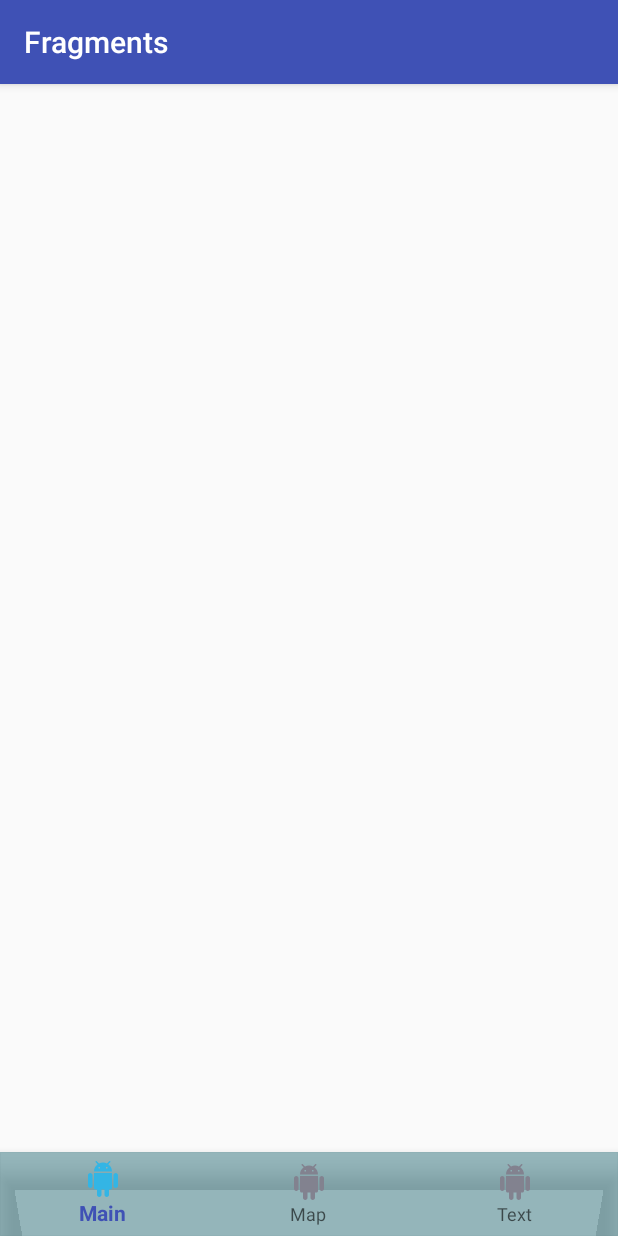
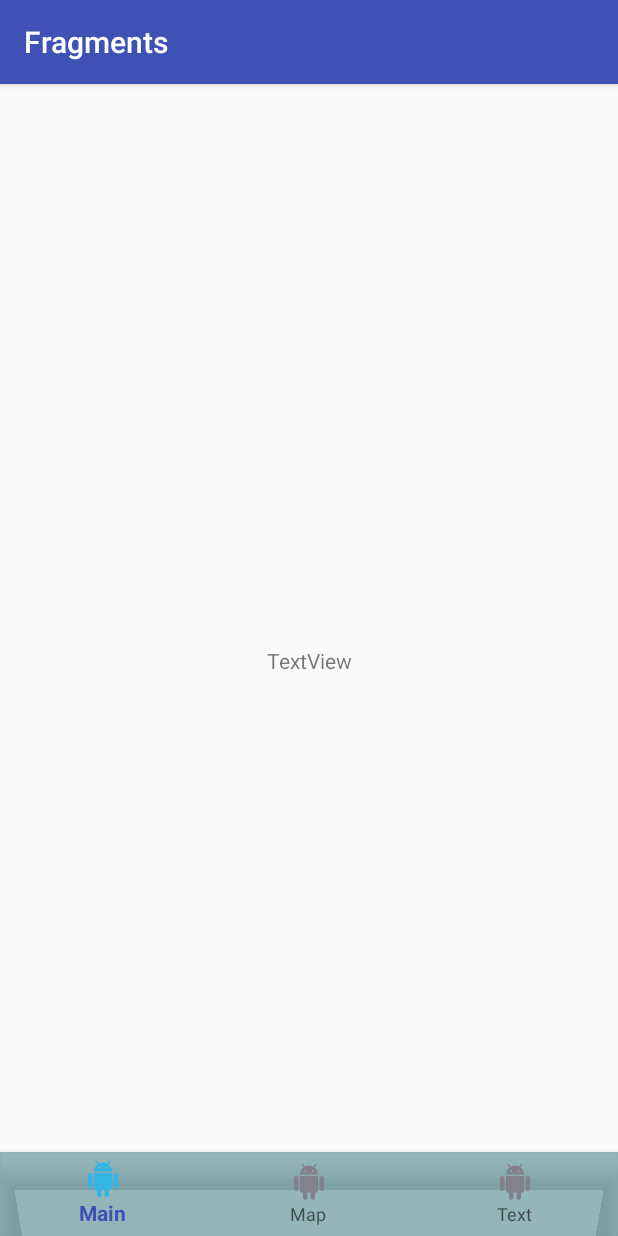
Before and after one commit to AlexKatrenich/AndroidDevMain, an Android app: the screen it shows after launch (MainActivity), on a phone screen of 412 x 824 dp. Run offline under Robolectric (Android 15) with nearby library versions, the phone set to English and light mode, and no system bars.

Commit message:
work with fragments

```diff
--- a/Fragments/app/src/main/java/com/katrenich/alex/fragments/MainActivity.java
+++ b/Fragments/app/src/main/java/com/katrenich/alex/fragments/MainActivity.java
@@ -6,6 +6,7 @@ import android.support.v4.content.ContextCompat;
 import android.support.v7.app.AppCompatActivity;
 import android.os.Bundle;
 import android.view.MenuItem;
+import android.widget.Toast;
 
 
 public class MainActivity extends AppCompatActivity {
@@ -16,22 +17,39 @@ public class MainActivity extends AppCompatActivity {
     protected void onCreate(Bundle savedInstanceState) {
         super.onCreate(savedInstanceState);
         setContentView(R.layout.activity_main);
-        init();
+
+        init(savedInstanceState);
     }
 
-    private void init() {
+    private void init(Bundle savedInstanceState) {
         bottomNavigation = findViewById(R.id.bottom_navigation_view);
         bottomNavigation.setItemIconTintList(ContextCompat.getColorStateList(this, R.color.app_navigation_colors));
+
+        if(savedInstanceState == null){
+            getSupportFragmentManager()
+                    .beginTransaction()
+                    .add(R.id.fl_container_fragment, new MyFragment())
+                    .commit();
+        }
+
         bottomNavigation.setOnNavigationItemSelectedListener(new BottomNavigationView.OnNavigationItemSelectedListener() {
             @Override
             public boolean onNavigationItemSelected(@NonNull MenuItem item) {
                 int id = item.getItemId();
                 switch (id){
                     case R.id.item_main :
+                        getSupportFragmentManager()
+                                .beginTransaction()
+                                .replace(R.id.fl_container_fragment, new MyFragment())
+                                .addToBackStack(null)
+                                .commit();
+                        Toast.makeText(MainActivity.this, "One", Toast.LENGTH_SHORT).show();
                         return true;
                     case R.id.item_map :
+                        Toast.makeText(MainActivity.this, "Two", Toast.LENGTH_SHORT).show();
                         return true;
                     case R.id.item_text :
+                        Toast.makeText(MainActivity.this, "Tree", Toast.LENGTH_SHORT).show();
                         return true;
                     default:
                         return false;
--- a/Fragments/app/src/main/java/com/katrenich/alex/fragments/MyFragment.java
+++ b/Fragments/app/src/main/java/com/katrenich/alex/fragments/MyFragment.java
@@ -13,11 +13,12 @@ public class MyFragment extends Fragment {
     @Nullable
     @Override
     public View onCreateView(@NonNull LayoutInflater inflater, @Nullable ViewGroup container, @Nullable Bundle savedInstanceState) {
-        return super.onCreateView(inflater, container, savedInstanceState);
+        return inflater.inflate(R.layout.fragment_my, container, false);
     }
 
     @Override
     public void onViewCreated(@NonNull View view, @Nullable Bundle savedInstanceState) {
         super.onViewCreated(view, savedInstanceState);
     }
+
 }
--- a/Fragments/app/src/main/res/layout/activity_main.xml
+++ b/Fragments/app/src/main/res/layout/activity_main.xml
@@ -5,6 +5,15 @@
     android:layout_width="match_parent"
     android:layout_height="match_parent"
     tools:context=".MainActivity">
+
+    <FrameLayout
+        android:id="@+id/fl_container_fragment"
+        android:layout_width="match_parent"
+        android:layout_height="match_parent"
+        app:layout_constraintBottom_toBottomOf="parent"
+        app:layout_constraintEnd_toEndOf="parent"
+        app:layout_constraintStart_toStartOf="parent"
+        app:layout_constraintTop_toTopOf="parent" />
 
     <android.support.design.widget.BottomNavigationView
         android:id="@+id/bottom_navigation_view"
--- /dev/null
+++ b/Fragments/app/src/main/res/layout/fragment_my.xml
@@ -0,0 +1,19 @@
+<?xml version="1.0" encoding="utf-8"?>
+<android.support.constraint.ConstraintLayout xmlns:android="http://schemas.android.com/apk/res/android"
+    xmlns:tools="http://schemas.android.com/tools"
+    android:layout_width="match_parent"
+    android:layout_height="match_parent"
+    xmlns:app="http://schemas.android.com/apk/res-auto">
+
+    <TextView
+        android:id="@+id/tv_fragment"
+        android:layout_width="wrap_content"
+        android:layout_height="wrap_content"
+        android:text="TextView"
+        android:layout_gravity="center"
+        app:layout_constraintTop_toTopOf="parent"
+        app:layout_constraintLeft_toLeftOf="parent"
+        app:layout_constraintRight_toRightOf="parent"
+        app:layout_constraintBottom_toBottomOf="parent"
+        />
+</android.support.constraint.ConstraintLayout>
```
